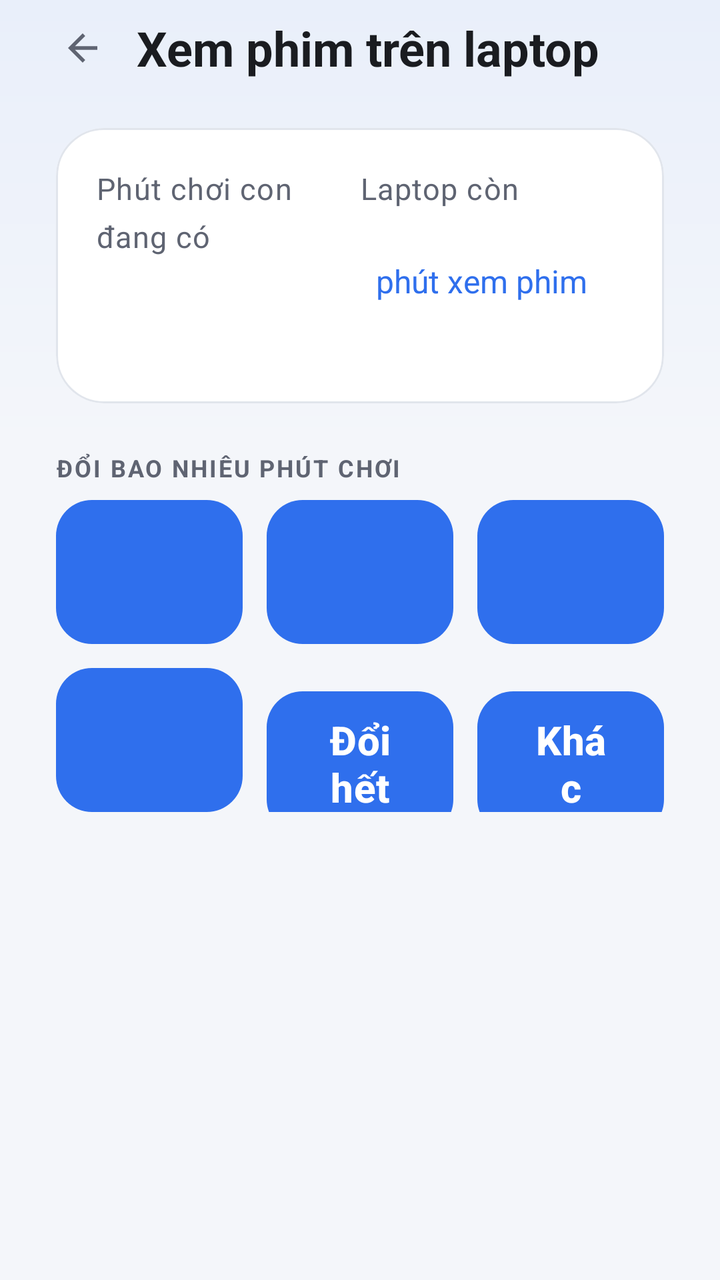
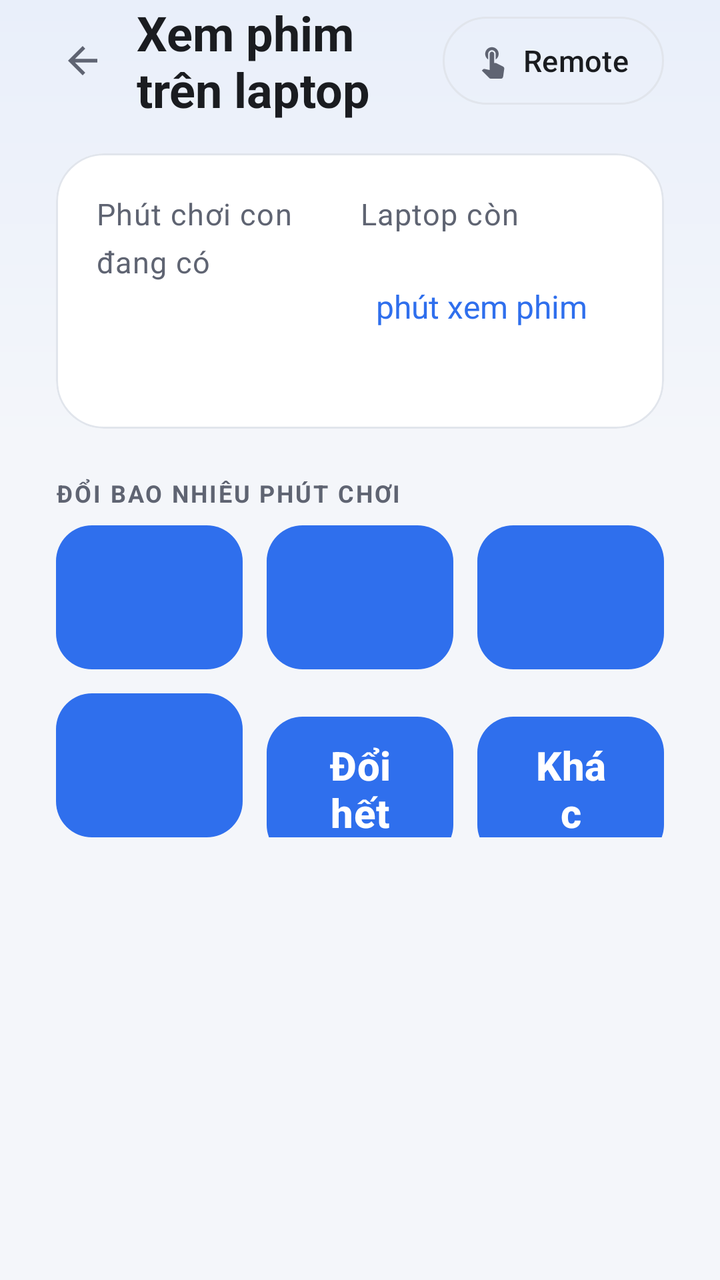

Compare the two renders of this Android layout. The source of the first and the diff that turns it into the second are given below.
<!-- AndroidManifest.xml: application theme Theme.HomeworkGate -->
<!-- res/layout/activity_xem_phim.xml -->
<?xml version="1.0" encoding="utf-8"?>
<androidx.constraintlayout.widget.ConstraintLayout
    xmlns:android="http://schemas.android.com/apk/res/android"
    xmlns:app="http://schemas.android.com/apk/res-auto"
    android:id="@+id/goc"
    android:layout_width="match_parent"
    android:layout_height="match_parent"
    android:background="@drawable/st_nen_man">

    <LinearLayout
        android:layout_width="0dp"
        android:layout_height="0dp"
        android:orientation="vertical"
        android:paddingHorizontal="28dp"
        app:layout_constraintBottom_toBottomOf="parent"
        app:layout_constraintEnd_toEndOf="parent"
        app:layout_constraintStart_toStartOf="parent"
        app:layout_constraintTop_toTopOf="parent">

        
        <LinearLayout
            android:layout_width="match_parent"
            android:layout_height="wrap_content"
            android:gravity="center_vertical">

            <com.google.android.material.button.MaterialButton
                android:id="@+id/btn_done"
                style="@style/Widget.Material3.Button.IconButton"
                android:layout_width="48dp"
                android:layout_height="48dp"
                android:layout_marginStart="-12dp"
                android:layout_marginEnd="4dp"
                android:contentDescription="Quay lại"
                app:icon="@drawable/st_ic_quay_lai"
                app:iconSize="22dp"
                app:iconTint="@color/ink_soft" />

            <TextView
                android:layout_width="0dp"
                android:layout_height="wrap_content"
                android:layout_weight="1"
                android:text="@string/xem_phim_title"
                android:textColor="@color/ink"
                android:textSize="24sp"
                android:textStyle="bold" />
        </LinearLayout>

        <ScrollView
            android:layout_width="match_parent"
            android:layout_height="0dp"
            android:layout_weight="1"
            android:layout_marginTop="16dp"
            android:scrollbars="none">

            <LinearLayout
                android:layout_width="match_parent"
                android:layout_height="wrap_content"
                android:orientation="vertical">

                
                <com.google.android.material.card.MaterialCardView
                    style="@style/Card"
                    android:layout_width="match_parent"
                    android:layout_height="wrap_content">

                    <LinearLayout
                        android:layout_width="match_parent"
                        android:layout_height="wrap_content"
                        android:orientation="horizontal"
                        android:padding="20dp">

                        <LinearLayout
                            android:layout_width="0dp"
                            android:layout_height="wrap_content"
                            android:layout_weight="1"
                            android:orientation="vertical">

                            <TextView
                                style="@style/Text.Body"
                                android:layout_width="wrap_content"
                                android:layout_height="wrap_content"
                                android:text="@string/xem_phim_dang_co"
                                android:textSize="15sp" />

                            <TextView
                                android:id="@+id/txt_co"
                                android:layout_width="wrap_content"
                                android:layout_height="wrap_content"
                                android:textColor="@color/ok"
                                android:textSize="40sp"
                                android:textStyle="bold" />
                        </LinearLayout>

                        <LinearLayout
                            android:layout_width="0dp"
                            android:layout_height="wrap_content"
                            android:layout_weight="1"
                            android:orientation="vertical">

                            <TextView
                                style="@style/Text.Body"
                                android:layout_width="wrap_content"
                                android:layout_height="wrap_content"
                                android:text="@string/xem_phim_laptop_con"
                                android:textSize="15sp" />

                            <LinearLayout
                                android:layout_width="wrap_content"
                                android:layout_height="wrap_content"
                                android:baselineAligned="true"
                                android:orientation="horizontal">

                                <TextView
                                    android:id="@+id/txt_laptop"
                                    android:layout_width="wrap_content"
                                    android:layout_height="wrap_content"
                                    android:textColor="@color/brand"
                                    android:textSize="40sp"
                                    android:textStyle="bold" />

                                <TextView
                                    android:layout_width="wrap_content"
                                    android:layout_height="wrap_content"
                                    android:layout_marginStart="8dp"
                                    android:text="@string/xem_phim_don_vi"
                                    android:textColor="@color/brand"
                                    android:textSize="16sp" />
                            </LinearLayout>
                        </LinearLayout>
                    </LinearLayout>
                </com.google.android.material.card.MaterialCardView>

                
                <TextView
                    android:id="@+id/txt_ket_qua"
                    android:layout_width="match_parent"
                    android:layout_height="wrap_content"
                    android:layout_marginTop="14dp"
                    android:background="@drawable/bg_ghi_chu"
                    android:lineSpacingExtra="2dp"
                    android:padding="16dp"
                    android:textSize="17sp"
                    android:visibility="gone" />

                
                <TextView
                    android:id="@+id/txt_chua_doi_duoc"
                    style="@style/Text.Body"
                    android:layout_width="match_parent"
                    android:layout_height="wrap_content"
                    android:layout_marginTop="14dp"
                    android:background="@drawable/bg_ghi_chu"
                    android:backgroundTint="@color/surface"
                    android:padding="16dp"
                    android:visibility="gone" />

                <LinearLayout
                    android:id="@+id/khung_chon"
                    android:layout_width="match_parent"
                    android:layout_height="wrap_content"
                    android:orientation="vertical">

                    <TextView
                        style="@style/Nhan.Nhom"
                        android:layout_width="wrap_content"
                        android:layout_height="wrap_content"
                        android:text="@string/xem_phim_doi_bao_nhieu" />

                    
                    <LinearLayout
                        android:layout_width="match_parent"
                        android:layout_height="wrap_content"
                        android:orientation="horizontal">

                        <com.google.android.material.button.MaterialButton
                            android:id="@+id/nut_15"
                            style="@style/Nut.DoiPhut"
                            android:layout_width="0dp"
                            android:layout_height="wrap_content"
                            android:layout_marginEnd="12dp"
                            android:layout_weight="1" />

                        <com.google.android.material.button.MaterialButton
                            android:id="@+id/nut_30"
                            style="@style/Nut.DoiPhut"
                            android:layout_width="0dp"
                            android:layout_height="wrap_content"
                            android:layout_marginEnd="12dp"
                            android:layout_weight="1" />

                        <com.google.android.material.button.MaterialButton
                            android:id="@+id/nut_45"
                            style="@style/Nut.DoiPhut"
                            android:layout_width="0dp"
                            android:layout_height="wrap_content"
                            android:layout_weight="1" />
                    </LinearLayout>

                    <LinearLayout
                        android:layout_width="match_parent"
                        android:layout_height="wrap_content"
                        android:layout_marginTop="12dp"
                        android:orientation="horizontal">

                        <com.google.android.material.button.MaterialButton
                            android:id="@+id/nut_60"
                            style="@style/Nut.DoiPhut"
                            android:layout_width="0dp"
                            android:layout_height="wrap_content"
                            android:layout_marginEnd="12dp"
                            android:layout_weight="1" />

                        <com.google.android.material.button.MaterialButton
                            android:id="@+id/nut_het"
                            style="@style/Nut.DoiPhut"
                            android:layout_width="0dp"
                            android:layout_height="wrap_content"
                            android:layout_marginEnd="12dp"
                            android:layout_weight="1"
                            android:text="@string/xem_phim_doi_het" />

                        <com.google.android.material.button.MaterialButton
                            android:id="@+id/nut_khac"
                            style="@style/Nut.DoiPhut"
                            android:layout_width="0dp"
                            android:layout_height="wrap_content"
                            android:layout_weight="1"
                            android:text="@string/xem_phim_khac" />
                    </LinearLayout>

                    
                    <TextView
                        android:id="@+id/txt_xem_truoc"
                        android:layout_width="match_parent"
                        android:layout_height="wrap_content"
                        android:layout_marginTop="20dp"
                        android:lineSpacingExtra="2dp"
                        android:textColor="@color/ink"
                        android:textSize="18sp"
                        android:visibility="gone" />

                    <TextView
                        android:id="@+id/txt_luu_y"
                        style="@style/Text.Body"
                        android:layout_width="match_parent"
                        android:layout_height="wrap_content"
                        android:layout_marginTop="6dp"
                        android:textSize="15sp"
                        android:visibility="gone" />

                    <com.google.android.material.button.MaterialButton
                        android:id="@+id/btn_doi"
                        android:layout_width="match_parent"
                        android:layout_height="64dp"
                        android:layout_marginTop="16dp"
                        android:layout_marginBottom="24dp"
                        android:backgroundTint="@color/ok"
                        android:textColor="@color/surface"
                        android:textSize="19sp"
                        android:textStyle="bold"
                        android:visibility="gone"
                        app:cornerRadius="32dp" />
                </LinearLayout>
            </LinearLayout>
        </ScrollView>
    </LinearLayout>
</androidx.constraintlayout.widget.ConstraintLayout>
<!-- resources referenced by this layout -->
<resources>
  <color name="brand">#2F6FED</color>
  <color name="ink">#1A1C20</color>
  <color name="ink_soft">#5F6472</color>
  <color name="ok">#1E8E3E</color>
  <color name="surface">#FFFFFF</color>
  <!-- drawable bg_ghi_chu (drawable) -->
  <?xml version="1.0" encoding="utf-8"?>
  <shape xmlns:android="http://schemas.android.com/apk/res/android"
      android:shape="rectangle">
      <solid android:color="@color/canvas" />
      <corners android:radius="14dp" />
  </shape>
  <!-- drawable st_ic_quay_lai (drawable) -->
  <vector xmlns:android="http://schemas.android.com/apk/res/android"
      android:width="24dp" android:height="24dp"
      android:viewportWidth="24" android:viewportHeight="24"
      android:autoMirrored="true">
      <path android:fillColor="#FFFFFF"
          android:pathData="M20,11H7.83l5.59,-5.59L12,4l-8,8 8,8 1.41,-1.41L7.83,13H20v-2z" />
  </vector>
  <string name="xem_phim_dang_co">Phút chơi con đang có</string>
  <string name="xem_phim_doi_bao_nhieu">ĐỔI BAO NHIÊU PHÚT CHƠI</string>
  <string name="xem_phim_doi_het">Đổi hết</string>
  <string name="xem_phim_don_vi">phút xem phim</string>
  <string name="xem_phim_khac">Khác</string>
  <string name="xem_phim_laptop_con">Laptop còn</string>
  <string name="xem_phim_title">Xem phim trên laptop</string>
  <style name="Card" parent="Widget.Material3.CardView.Elevated">
          
          <item name="cardBackgroundColor">@color/surface</item>
          <item name="cardCornerRadius">24dp</item>
          <item name="cardElevation">0dp</item>
          <item name="strokeWidth">1dp</item>
          <item name="strokeColor">@color/line</item>
      </style>
  <style name="Nhan.Nhom" parent="">
          <item name="android:textColor">@color/ink_soft</item>
          <item name="android:textSize">12sp</item>
          <item name="android:textStyle">bold</item>
          <item name="android:letterSpacing">0.08</item>
          <item name="android:layout_marginTop">24dp</item>
          <item name="android:layout_marginBottom">8dp</item>
      </style>
  <style name="Text.Body" parent="TextAppearance.Material3.BodyLarge">
          <item name="android:textColor">@color/ink_soft</item>
          <item name="android:textSize">17sp</item>
      </style>
  <color name="canvas">#F4F6FA</color>
  <color name="line">#E1E5EC</color>
  <color name="brand_soft">#E8F0FE</color>
  <color name="brand_dark">#1B4FC0</color>
  <!-- unchanged entries left out for length: 3 -->
</resources>

<!-- the commit's change to res/layout/activity_xem_phim.xml (unified diff, before → after) -->
@@ -43,6 +43,15 @@
                 android:textColor="@color/ink"
                 android:textSize="24sp"
                 android:textStyle="bold" />
+
+            
+            <com.google.android.material.button.MaterialButton
+                android:id="@+id/nut_remote"
+                style="@style/Nut.VienNho"
+                android:layout_width="wrap_content"
+                android:layout_height="wrap_content"
+                android:text="@string/remote_nut"
+                app:icon="@drawable/st_ic_cham" />
         </LinearLayout>
 
         <ScrollView
<!-- resource entries referenced after the edit -->
@@ -12,6 +12,14 @@
       <solid android:color="@color/canvas" />
       <corners android:radius="14dp" />
   </shape>
+  <!-- drawable st_ic_cham (drawable) -->
+  <vector xmlns:android="http://schemas.android.com/apk/res/android"
+      android:width="24dp" android:height="24dp"
+      android:viewportWidth="24" android:viewportHeight="24"
+      android:tint="@color/ink">
+      <path android:fillColor="@android:color/white"
+          android:pathData="M9,11.24V7.5C9,6.12 10.12,5 11.5,5S14,6.12 14,7.5v3.74c1.21,-0.81 2,-2.18 2,-3.74C16,5.01 13.99,3 11.5,3S7,5.01 7,7.5c0,1.56 0.79,2.93 2,3.74zM18.84,15.87l-4.54,-2.26c-0.17,-0.07 -0.35,-0.11 -0.54,-0.11H13v-6c0,-0.83 -0.67,-1.5 -1.5,-1.5S10,6.67 10,7.5v10.74l-3.43,-0.72c-0.08,-0.01 -0.15,-0.03 -0.24,-0.03 -0.31,0 -0.59,0.13 -0.79,0.33l-0.79,0.8 4.94,4.94c0.27,0.27 0.65,0.44 1.06,0.44h6.79c0.75,0 1.33,-0.55 1.44,-1.28l0.75,-5.27c0.01,-0.07 0.02,-0.14 0.02,-0.2 0,-0.62 -0.38,-1.16 -0.91,-1.38z" />
+  </vector>
   <!-- drawable st_ic_quay_lai (drawable) -->
   <vector xmlns:android="http://schemas.android.com/apk/res/android"
       android:width="24dp" android:height="24dp"
@@ -20,6 +28,7 @@
       <path android:fillColor="#FFFFFF"
           android:pathData="M20,11H7.83l5.59,-5.59L12,4l-8,8 8,8 1.41,-1.41L7.83,13H20v-2z" />
   </vector>
+  <string name="remote_nut">Remote</string>
   <string name="xem_phim_dang_co">Phút chơi con đang có</string>
   <string name="xem_phim_doi_bao_nhieu">ĐỔI BAO NHIÊU PHÚT CHƠI</string>
   <string name="xem_phim_doi_het">Đổi hết</string>
@@ -43,6 +52,21 @@
           <item name="android:layout_marginTop">24dp</item>
           <item name="android:layout_marginBottom">8dp</item>
       </style>
+  <style name="Nut.VienNho" parent="Widget.Material3.Button.OutlinedButton.Icon">
+          <item name="android:textSize">15sp</item>
+          <item name="android:textColor">@color/ink</item>
+          <item name="android:minHeight">44dp</item>
+          <item name="android:insetTop">0dp</item>
+          <item name="android:insetBottom">0dp</item>
+          <item name="android:paddingLeft">16dp</item>
+          <item name="android:paddingRight">18dp</item>
+          <item name="android:paddingStart">16dp</item>
+          <item name="android:paddingEnd">18dp</item>
+          <item name="iconSize">18dp</item>
+          <item name="iconPadding">6dp</item>
+          <item name="iconTint">@color/ink_soft</item>
+          <item name="strokeColor">@color/line</item>
+      </style>
   <style name="Text.Body" parent="TextAppearance.Material3.BodyLarge">
           <item name="android:textColor">@color/ink_soft</item>
           <item name="android:textSize">17sp</item>
